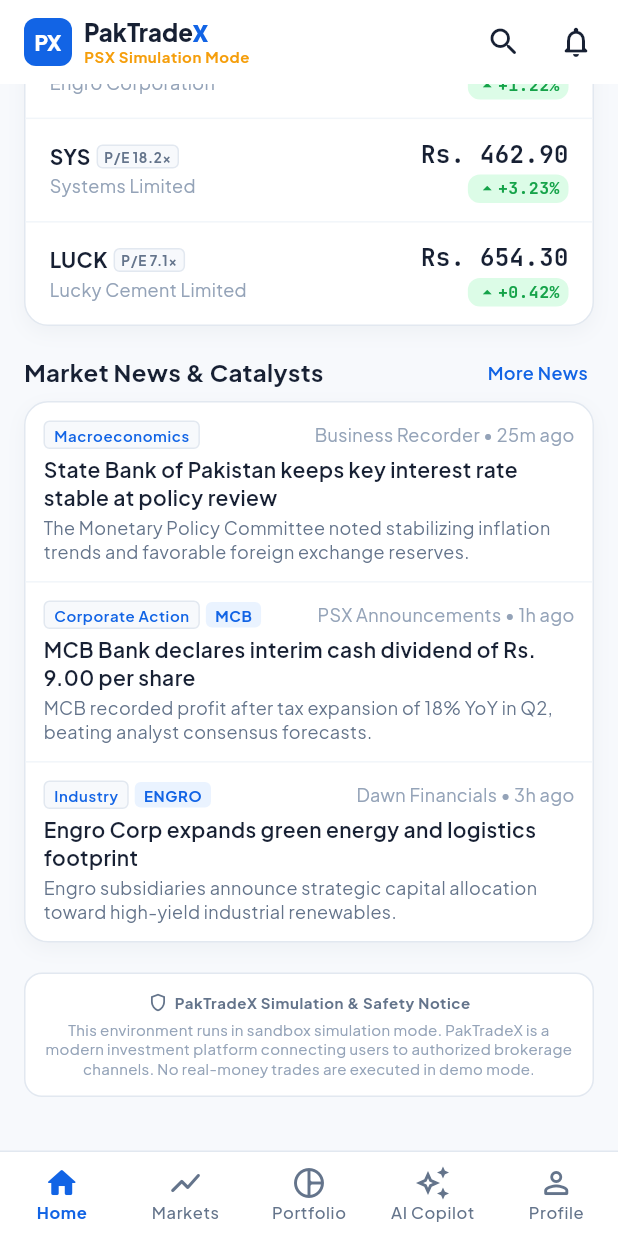
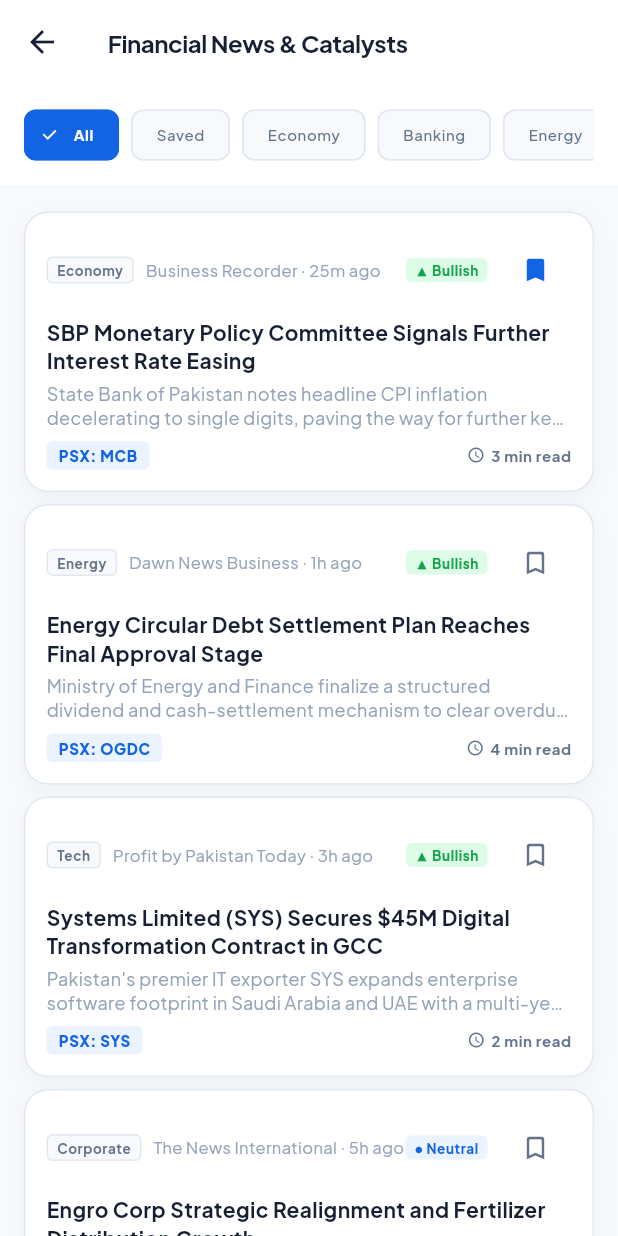
Before and after one commit to 14879-dev/PakTradeX, a Flutter app: the HomeScreen screen opened by its route, scrolled down 1320 dp, after a tap on "More News", on a phone screen of 412 x 824 dp. Run offline on Flutter 3.47's test engine with Material 3 defaults, Android fonts, the phone set to English and light mode, and no system bars; our stand-ins replace fl_chart, flutter_riverpod, go_router, google_fonts.

Commit message:
feat(news): implement Financial News feed, sentiment tagging, sector filtering, bookmarks and AI key takeaways

```diff
--- a/lib/app/router.dart
+++ b/lib/app/router.dart
@@ -10,6 +10,9 @@
 import '../features/home/models/market_data_models.dart';
 import '../features/home/presentation/home_screen.dart';
 import '../features/markets/presentation/markets_screen.dart';
+import '../features/news/models/news_item.dart';
+import '../features/news/presentation/news_detail_screen.dart';
+import '../features/news/presentation/news_screen.dart';
 import '../features/portfolio/presentation/portfolio_screen.dart';
 import '../features/profile/presentation/profile_screen.dart';
 import '../features/shell/presentation/main_shell_screen.dart';
@@ -52,6 +55,20 @@
     GoRoute(
       path: '/forgot-password',
       builder: (context, state) => const ForgotPasswordScreen(),
+    ),
+    GoRoute(
+      path: '/news',
+      builder: (context, state) => const NewsScreen(),
+      routes: [
+        GoRoute(
+          path: 'detail',
+          parentNavigatorKey: _rootNavigatorKey,
+          builder: (context, state) {
+            final article = state.extra as NewsArticle;
+            return NewsDetailScreen(article: article);
+          },
+        ),
+      ],
     ),
     StatefulShellRoute.indexedStack(
       builder: (context, state, navigationShell) {
--- a/lib/features/home/presentation/home_screen.dart
+++ b/lib/features/home/presentation/home_screen.dart
@@ -229,16 +229,12 @@
               SectionHeader(
                 title: 'Market News & Catalysts',
                 actionLabel: 'More News',
-                onActionTap: () {},
+                onActionTap: () => context.push('/news'),
               ),
               const SizedBox(height: AppSpacing.sm),
               RecentNewsCard(
                 newsList: MockMarketData.latestNews,
-                onNewsTap: (news) {
-                  ScaffoldMessenger.of(context).showSnackBar(
-                    SnackBar(content: Text('Opening: ${news.title}')),
-                  );
-                },
+                onNewsTap: (news) => context.push('/news'),
               ),
               const SizedBox(height: AppSpacing.xl),
 
--- /dev/null
+++ b/lib/features/news/data/mock_news_data.dart
@@ -0,0 +1,89 @@
+import '../models/news_item.dart';
+
+abstract class MockNewsData {
+  static const List<NewsArticle> articles = [
+    NewsArticle(
+      id: 'news-1',
+      title: 'SBP Monetary Policy Committee Signals Further Interest Rate Easing',
+      source: 'Business Recorder',
+      publishedAt: '25m ago',
+      category: 'Economy',
+      sentiment: NewsSentiment.bullish,
+      readingTimeMinutes: 3,
+      relatedStockSymbol: 'MCB',
+      summary:
+          'State Bank of Pakistan notes headline CPI inflation decelerating to single digits, paving the way for further key policy rate cuts to stimulate commercial credit growth.',
+      fullContent:
+          'The Monetary Policy Committee (MPC) of the State Bank of Pakistan observed that macroeconomic stability is consolidating with foreign exchange reserves building up steadily above \$14 billion.\n\n'
+          'With headline inflation showing sharp deceleration, real interest rates remain comfortably positive. Lower borrowing costs are expected to boost industrial CAPEX, corporate debt restructuring, and consumer demand across manufacturing and tech sectors.\n\n'
+          'Market participants anticipate aggressive equity re-rating as institutional asset allocators shift capital from fixed-income instruments back into high-yielding PSX equities.',
+      aiKeyTakeaways: [
+        'Headline inflation drop provides room for monetary easing.',
+        'Banking NIMs will compress slightly, but private credit volume will surge.',
+        'Cyclical sectors like Cement (LUCK) and Auto will benefit from cheaper financing.',
+      ],
+    ),
+    NewsArticle(
+      id: 'news-2',
+      title: 'Energy Circular Debt Settlement Plan Reaches Final Approval Stage',
+      source: 'Dawn News Business',
+      publishedAt: '1h ago',
+      category: 'Energy',
+      sentiment: NewsSentiment.bullish,
+      readingTimeMinutes: 4,
+      relatedStockSymbol: 'OGDC',
+      summary:
+          'Ministry of Energy and Finance finalize a structured dividend and cash-settlement mechanism to clear overdue receivables across state-owned E&P giants including OGDC, PPL, and PSO.',
+      fullContent:
+          'The federal government has finalized a landmark resolution framework aimed at resolving the multi-trillion rupee circular debt bottleneck crippling Pakistan\'s energy supply chain.\n\n'
+          'Under the approved structure, clearing overdue gas and power subsidies will inject massive liquidity directly into Oil and Gas Development Company (OGDC) and Pakistan Petroleum Limited (PPL).\n\n'
+          'The unlocked cashflows are expected to fund aggressive domestic offshore exploration, new drilling concessions, and special cash dividend disbursements to shareholders.',
+      aiKeyTakeaways: [
+        'Massive cash injection directly into OGDC and PPL balance sheets.',
+        'Significant upside potential for special cash dividends.',
+        'Improves sovereign fiscal rating and energy sector operational sustainability.',
+      ],
+    ),
+    NewsArticle(
+      id: 'news-3',
+      title: 'Systems Limited (SYS) Secures \$45M Digital Transformation Contract in GCC',
+      source: 'Profit by Pakistan Today',
+      publishedAt: '3h ago',
+      category: 'Tech',
+      sentiment: NewsSentiment.bullish,
+      readingTimeMinutes: 2,
+      relatedStockSymbol: 'SYS',
+      summary:
+          'Pakistan\'s premier IT exporter SYS expands enterprise software footprint in Saudi Arabia and UAE with a multi-year cloud architecture and digital banking contract.',
+      fullContent:
+          'Systems Limited (PSX: SYS) announced that its Middle Eastern subsidiary has inked a major \$45 million multi-year enterprise transformation engagement with a Tier-1 financial consortium in Riyadh.\n\n'
+          'The mandate encompasses cloud modernization, AI-assisted credit underwriting engines, and regulatory compliance automation.\n\n'
+          'Export remittances from SYS continue to demonstrate double-digit dollar-denominated growth, insulating the tech heavyweight from domestic currency fluctuations.',
+      aiKeyTakeaways: [
+        'USD-based revenues strengthen FX hedge for Pakistan investors.',
+        'Expands footprint in high-margin Saudi Vision 2030 modernization programs.',
+        'Reinforces SYS status as Pakistan\'s flagship technology stock.',
+      ],
+    ),
+    NewsArticle(
+      id: 'news-4',
+      title: 'Engro Corp Strategic Realignment and Fertilizer Distribution Growth',
+      source: 'The News International',
+      publishedAt: '5h ago',
+      category: 'Corporate',
+      sentiment: NewsSentiment.neutral,
+      readingTimeMinutes: 3,
+      relatedStockSymbol: 'ENGRO',
+      summary:
+          'Engro Corporation completes strategic portfolio review focusing on agricultural value-chain resilience, specialty chemicals, and renewable energy infrastructure.',
+      fullContent:
+          'Engro Corporation (PSX: ENGRO) detailed its capital allocation strategy for the next five years, emphasizing domestic food security through enhanced urea availability and international chemical trading.\n\n'
+          'Despite seasonal gas tariff revisions, operational efficiencies across EnVen plant ensured industry-leading capacity utilization.\n\n'
+          'The conglomerate maintains an investment-grade credit rating with robust cash distribution yields for long-term institutional and retail investors.',
+      aiKeyTakeaways: [
+        'High defensive qualities against domestic economic cyclicality.',
+        'Steady dividend distribution track record supported by diverse subsidiary revenue.',
+      ],
+    ),
+  ];
+}
--- /dev/null
+++ b/lib/features/news/models/news_item.dart
@@ -0,0 +1,29 @@
+enum NewsSentiment { bullish, bearish, neutral }
+
+class NewsArticle {
+  final String id;
+  final String title;
+  final String source;
+  final String publishedAt;
+  final String category; // 'Economy', 'Banking', 'Energy', 'Tech', 'Corporate'
+  final String summary;
+  final String fullContent;
+  final NewsSentiment sentiment;
+  final String? relatedStockSymbol;
+  final List<String> aiKeyTakeaways;
+  final int readingTimeMinutes;
+
+  const NewsArticle({
+    required this.id,
+    required this.title,
+    required this.source,
+    required this.publishedAt,
+    required this.category,
+    required this.summary,
+    required this.fullContent,
+    required this.sentiment,
+    required this.aiKeyTakeaways,
+    this.relatedStockSymbol,
+    this.readingTimeMinutes = 2,
+  });
+}
--- /dev/null
+++ b/lib/features/news/presentation/news_screen.dart
@@ -0,0 +1,261 @@
+import 'package:flutter/material.dart';
+import 'package:flutter_riverpod/flutter_riverpod.dart';
+import 'package:go_router/go_router.dart';
+import '../../../app/theme/app_colors.dart';
+import '../../../app/theme/app_spacing.dart';
+import '../../../app/theme/app_typography.dart';
+import '../../../core/widgets/app_card.dart';
+import '../models/news_item.dart';
+import '../providers/news_provider.dart';
+
+class NewsScreen extends ConsumerWidget {
+  const NewsScreen({super.key});
+
+  final List<String> _categories = const ['All', 'Saved', 'Economy', 'Banking', 'Energy', 'Tech', 'Corporate'];
+
+  @override
+  Widget build(BuildContext context, WidgetRef ref) {
+    final newsState = ref.watch(newsProvider);
+    final articles = newsState.filteredArticles;
+
+    return Scaffold(
+      backgroundColor: AppColors.background,
+      appBar: AppBar(
+        title: Text(
+          'Financial News & Catalysts',
+          style: AppTypography.titleMedium.copyWith(fontWeight: FontWeight.w700),
+        ),
+      ),
+      body: Column(
+        children: [
+          // Category filter pills
+          Container(
+            color: AppColors.surface,
+            padding: const EdgeInsets.symmetric(horizontal: 16, vertical: 10),
+            child: SingleChildScrollView(
+              scrollDirection: Axis.horizontal,
+              child: Row(
+                children: _categories.map((cat) {
+                  final isSelected = newsState.selectedCategory == cat;
+                  return Padding(
+                    padding: const EdgeInsets.only(right: 8.0),
+                    child: ChoiceChip(
+                      label: Text(cat),
+                      selected: isSelected,
+                      selectedColor: AppColors.primary,
+                      backgroundColor: AppColors.background,
+                      labelStyle: AppTypography.labelSmall.copyWith(
+                        color: isSelected ? Colors.white : AppColors.textSecondary,
+                        fontWeight: isSelected ? FontWeight.w700 : FontWeight.w500,
+                      ),
+                      side: BorderSide(
+                        color: isSelected ? AppColors.primary : AppColors.border,
+                      ),
+                      onSelected: (_) {
+                        ref.read(newsProvider.notifier).selectCategory(cat);
+                      },
+                    ),
+                  );
+                }).toList(),
+              ),
+            ),
+          ),
+          const Divider(height: 1),
+
+          // Articles List
+          Expanded(
+            child: articles.isEmpty
+                ? Center(
+                    child: Padding(
+                      padding: const EdgeInsets.all(24.0),
+                      child: Column(
+                        mainAxisAlignment: MainAxisAlignment.center,
+                        children: [
+                          const Icon(Icons.bookmark_border_rounded, size: 48, color: AppColors.textSecondary),
+                          const SizedBox(height: AppSpacing.sm),
+                          Text('No Articles Found', style: AppTypography.titleSmall),
+                          const SizedBox(height: AppSpacing.xs),
+                          Text(
+                            'Try selecting a different filter category or bookmark articles to read later.',
+                            style: AppTypography.bodySmall,
+                            textAlign: TextAlign.center,
+                          ),
+                        ],
+                      ),
+                    ),
+                  )
+                : ListView.separated(
+                    padding: const EdgeInsets.all(16),
+                    itemCount: articles.length,
+                    separatorBuilder: (context, index) => const SizedBox(height: AppSpacing.sm),
+                    itemBuilder: (context, index) {
+                      final item = articles[index];
+                      final isSaved = newsState.bookmarkedIds.contains(item.id);
+
+                      return AppCard(
+                        padding: const EdgeInsets.all(14),
+                        onTap: () {
+                          context.push('/news/detail', extra: item);
+                        },
+                        child: Column(
+                          crossAxisAlignment: CrossAxisAlignment.start,
+                          children: [
+                            // Metadata header
+                            Row(
+                              mainAxisAlignment: MainAxisAlignment.spaceBetween,
+                              children: [
+                                Row(
+                                  children: [
+                                    _buildCategoryBadge(item.category),
+                                    const SizedBox(width: 8),
+                                    Text(
+                                      '${item.source} · ${item.publishedAt}',
+                                      style: AppTypography.bodySmall.copyWith(fontSize: 11),
+                                    ),
+                                  ],
+                                ),
+                                Row(
+                                  children: [
+                                    _buildSentimentBadge(item.sentiment),
+                                    IconButton(
+                                      icon: Icon(
+                                        isSaved ? Icons.bookmark_rounded : Icons.bookmark_border_rounded,
+                                        color: isSaved ? AppColors.primary : AppColors.textSecondary,
+                                        size: 20,
+                                      ),
+                                      padding: EdgeInsets.zero,
+                                      constraints: const BoxConstraints(),
+                                      onPressed: () {
+                                        ref.read(newsProvider.notifier).toggleBookmark(item.id);
+                                      },
+                                    ),
+                                  ],
+                                ),
+                              ],
+                            ),
+                            const SizedBox(height: AppSpacing.sm),
+
+                            // Title
+                            Text(
+                              item.title,
+                              style: AppTypography.titleSmall.copyWith(fontWeight: FontWeight.w700),
+                            ),
+                            const SizedBox(height: AppSpacing.xs),
+
+                            // Summary
+                            Text(
+                              item.summary,
+                              style: AppTypography.bodySmall,
+                              maxLines: 2,
+                              overflow: TextOverflow.ellipsis,
+                            ),
+                            const SizedBox(height: AppSpacing.sm),
+
+                            // Bottom Tags row
+                            Row(
+                              mainAxisAlignment: MainAxisAlignment.spaceBetween,
+                              children: [
+                                if (item.relatedStockSymbol != null)
+                                  Container(
+                                    padding: const EdgeInsets.symmetric(horizontal: 8, vertical: 3),
+                                    decoration: BoxDecoration(
+                                      color: AppColors.primaryLight,
+                                      borderRadius: AppRadius.roundedXs,
+                                    ),
+                                    child: Text(
+                                      'PSX: ${item.relatedStockSymbol}',
+                                      style: AppTypography.labelSmall.copyWith(
+                                        color: AppColors.primary,
+                                        fontWeight: FontWeight.w800,
+                                        fontSize: 10,
+                                      ),
+                                    ),
+                                  )
+                                else
+                                  const SizedBox.shrink(),
+                                Row(
+                                  children: [
+                                    const Icon(Icons.access_time_rounded, size: 12, color: AppColors.textSecondary),
+                                    const SizedBox(width: 4),
+                                    Text(
+                                      '${item.readingTimeMinutes} min read',
+                                      style: AppTypography.labelSmall.copyWith(
+                                        color: AppColors.textSecondary,
+                                        fontSize: 10,
+                                      ),
+                                    ),
+                                  ],
+                                ),
+                              ],
+                            ),
+                          ],
+                        ),
+                      );
+                    },
+                  ),
+          ),
+        ],
+      ),
+    );
+  }
+
+  Widget _buildCategoryBadge(String cat) {
+    return Container(
+      padding: const EdgeInsets.symmetric(horizontal: 6, vertical: 2),
+      decoration: BoxDecoration(
+        color: AppColors.background,
+        borderRadius: AppRadius.roundedXs,
+        border: Border.all(color: AppColors.border),
+      ),
+      child: Text(
+        cat,
+        style: AppTypography.labelSmall.copyWith(
+          fontSize: 9,
+          fontWeight: FontWeight.w700,
+          color: AppColors.textSecondary,
+        ),
+      ),
+    );
+  }
+
+  Widget _buildSentimentBadge(NewsSentiment sentiment) {
+    Color bg;
+    Color fg;
+    String text;
+
+    switch (sentiment) {
+      case NewsSentiment.bullish:
+        bg = AppColors.successLight;
+        fg = AppColors.success;
+        text = '▲ Bullish';
+        break;
+      case NewsSentiment.bearish:
+        bg = AppColors.dangerLight;
+        fg = AppColors.danger;
+        text = '▼ Bearish';
+        break;
+      case NewsSentiment.neutral:
+        bg = AppColors.primaryLight;
+        fg = AppColors.primary;
+        text = '● Neutral';
+        break;
+    }
+
+    return Container(
+      margin: const EdgeInsets.only(right: 8),
+      padding: const EdgeInsets.symmetric(horizontal: 6, vertical: 2),
+      decoration: BoxDecoration(
+        color: bg,
+        borderRadius: AppRadius.roundedXs,
+      ),
+      child: Text(
+        text,
+        style: AppTypography.labelSmall.copyWith(
+          color: fg,
+          fontSize: 9,
+          fontWeight: FontWeight.w700,
+        ),
+      ),
+    );
+  }
+}
--- /dev/null
+++ b/lib/features/news/providers/news_provider.dart
@@ -0,0 +1,67 @@
+import 'package:flutter_riverpod/flutter_riverpod.dart';
+import '../data/mock_news_data.dart';
+import '../models/news_item.dart';
+
+class NewsState {
+  final List<NewsArticle> articles;
+  final String selectedCategory;
+  final List<String> bookmarkedIds;
+
+  const NewsState({
+    required this.articles,
+    required this.selectedCategory,
+    required this.bookmarkedIds,
+  });
+
+  List<NewsArticle> get filteredArticles {
+    if (selectedCategory == 'All') {
+      return articles;
+    } else if (selectedCategory == 'Saved') {
+      return articles.where((a) => bookmarkedIds.contains(a.id)).toList();
+    }
+    return articles.where((a) => a.category.toLowerCase() == selectedCategory.toLowerCase()).toList();
+  }
+
+  NewsState copyWith({
+    List<NewsArticle>? articles,
+    String? selectedCategory,
+    List<String>? bookmarkedIds,
+  }) {
+    return NewsState(
+      articles: articles ?? this.articles,
+      selectedCategory: selectedCategory ?? this.selectedCategory,
+      bookmarkedIds: bookmarkedIds ?? this.bookmarkedIds,
+    );
+  }
+}
+
+class NewsNotifier extends StateNotifier<NewsState> {
+  NewsNotifier()
+      : super(
+          const NewsState(
+            articles: MockNewsData.articles,
+            selectedCategory: 'All',
+            bookmarkedIds: ['news-1'],
+          ),
+        );
+
+  void selectCategory(String category) {
+    state = state.copyWith(selectedCategory: category);
+  }
+
+  void toggleBookmark(String articleId) {
+    final current = List<String>.from(state.bookmarkedIds);
+    if (current.contains(articleId)) {
+      current.remove(articleId);
+    } else {
+      current.add(articleId);
+    }
+    state = state.copyWith(bookmarkedIds: current);
+  }
+
+  bool isBookmarked(String articleId) => state.bookmarkedIds.contains(articleId);
+}
+
+final newsProvider = StateNotifierProvider<NewsNotifier, NewsState>((ref) {
+  return NewsNotifier();
+});
```
Also changed, not shown: lib/features/news/presentation/news_detail_screen.dart (added, +194 -0 lines), 1 other file.
